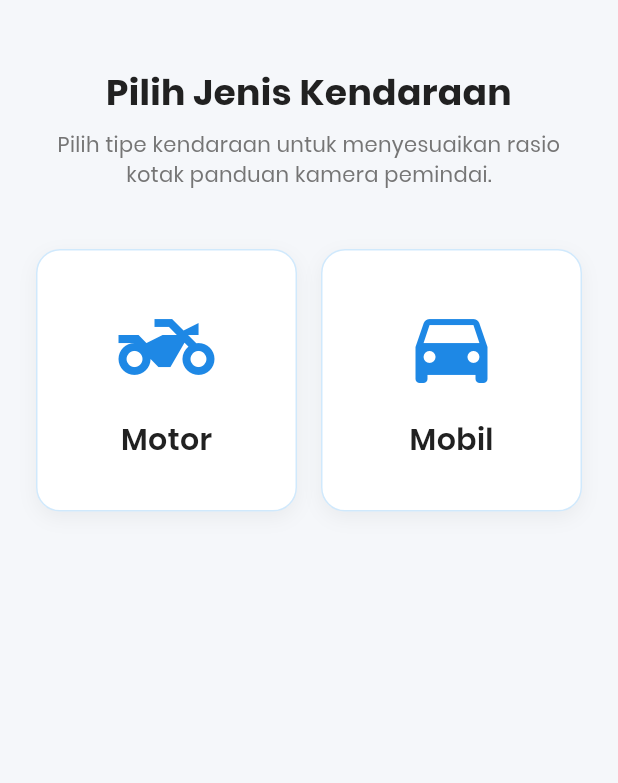
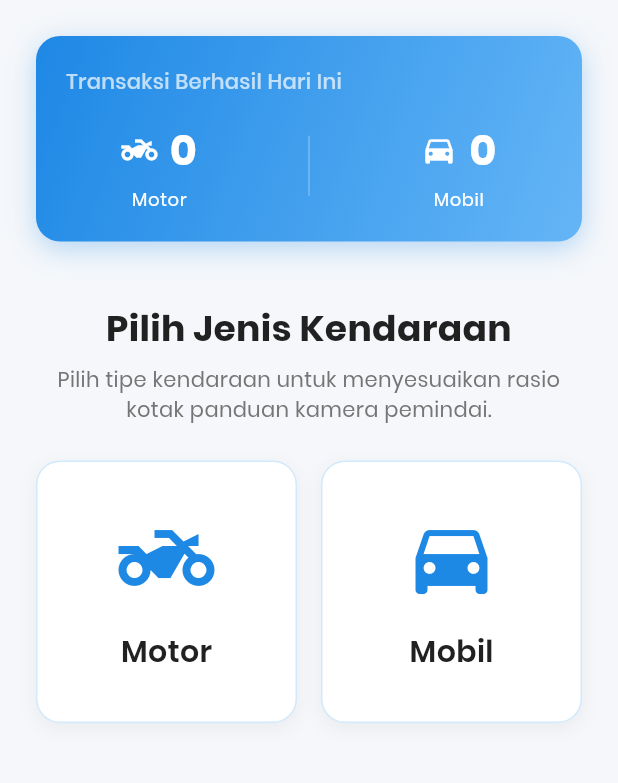
Before and after one commit to williamjohan/parkir-digital-bapenda, a Flutter app: the HomePage screen opened by its route, on a phone screen of 412 x 824 dp, the part 84-867 px from its top. Run offline on Flutter 3.47's test engine with Material 3 defaults, Android fonts, the phone set to English and light mode, and no system bars; our stand-ins replace camera, dartz, dio, equatable, flutter_bloc, flutter_dotenv and 7 more; missing offline and left inert: google_mlkit_text_recognition; accounts and stored records are empty.

Commit message:
feat : add new features to count how many vehicle today

```diff
--- a/lib/core/storage/database_helper.dart
+++ b/lib/core/storage/database_helper.dart
@@ -67,4 +67,35 @@
       whereArgs: [idTransaksi],
     );
   }
+
+  // 3. Fungsi Ambil total kendaraan
+  /// Mengambil total kendaraan (Motor & Mobil) yang sudah PAID HARI INI
+  Future<Map<String, int>> getDailyVehicleCount() async {
+    final db = await database;
+
+    // Ambil tanggal hari ini dalam format YYYY-MM-DD
+    final today = DateTime.now().toIso8601String().substring(0, 10);
+
+    // Query efisien: Kelompokkan dan hitung langsung di level Database
+    final List<Map<String, dynamic>> result = await db.rawQuery(
+      '''
+      SELECT kategori_kendaraan, COUNT(*) as total
+      FROM transactions
+      WHERE status = 'PAID' AND substr(waktu_transaksi, 1, 10) = ?
+      GROUP BY kategori_kendaraan
+    ''',
+      [today],
+    );
+
+    int motorCount = 0;
+    int mobilCount = 0;
+
+    for (var row in result) {
+      final kategori = row['kategori_kendaraan'].toString().toLowerCase();
+      if (kategori == 'motor') motorCount = row['total'] as int;
+      if (kategori == 'mobil') mobilCount = row['total'] as int;
+    }
+
+    return {'motor': motorCount, 'mobil': mobilCount};
+  }
 }
--- a/lib/features/home/persentation/cubit/home_cubit.dart
+++ b/lib/features/home/persentation/cubit/home_cubit.dart
@@ -2,6 +2,7 @@
 
 import 'package:flutter_bloc/flutter_bloc.dart';
 import 'package:injectable/injectable.dart';
+import '../../../../core/storage/database_helper.dart';
 import 'home_state.dart';
 import '../../../../core/utils/permission_utils.dart';
 
@@ -39,4 +40,19 @@
       },
     );
   }
+
+  /// Mengambil data terbaru dari SQLite dan memperbarui State
+  Future<void> loadDashboardData() async {
+    try {
+      final counts = await DatabaseHelper.instance.getDailyVehicleCount();
+      emit(
+        state.copyWith(
+          motorCount: counts['motor'] ?? 0,
+          mobilCount: counts['mobil'] ?? 0,
+        ),
+      );
+    } catch (e) {
+      // Logika error handling jika gagal akses DB lokal
+    }
+  }
 }
--- a/lib/features/home/persentation/cubit/home_state.dart
+++ b/lib/features/home/persentation/cubit/home_state.dart
@@ -8,17 +8,23 @@
   // Timestamp ini adalah "Hack" arsitektur yang elegan agar Listener selalu terpicu
   // setiap kali aksi ditekan, meskipun status permission-nya tidak berubah.
   final int? actionTimestamp;
+  final int motorCount;
+  final int mobilCount;
 
   const HomeState({
     this.permissionActionStatus,
     this.selectedVehicleForCapture,
     this.actionTimestamp,
+    this.motorCount = 0,
+    this.mobilCount = 0,
   });
 
   HomeState copyWith({
     CameraPermissionStatus? permissionActionStatus,
     String? selectedVehicleForCapture,
     int? actionTimestamp,
+    int? motorCount,
+    int? mobilCount,
   }) {
     return HomeState(
       permissionActionStatus:
@@ -26,6 +32,8 @@
       selectedVehicleForCapture:
           selectedVehicleForCapture ?? this.selectedVehicleForCapture,
       actionTimestamp: actionTimestamp ?? this.actionTimestamp,
+      motorCount: motorCount ?? this.motorCount,
+      mobilCount: mobilCount ?? this.mobilCount,
     );
   }
 
@@ -34,5 +42,7 @@
     permissionActionStatus,
     selectedVehicleForCapture,
     actionTimestamp,
+    mobilCount,
+    motorCount,
   ];
 }
--- a/lib/features/home/persentation/pages/home_page.dart
+++ b/lib/features/home/persentation/pages/home_page.dart
@@ -1,3 +1,5 @@
+// lib/features/home/presentation/pages/home_page.dart
+
 import 'package:flutter/material.dart';
 import 'package:flutter_bloc/flutter_bloc.dart';
 import 'package:go_router/go_router.dart';
@@ -10,8 +12,20 @@
 import '../cubit/home_cubit.dart';
 import '../cubit/home_state.dart';
 
-class HomePage extends StatelessWidget {
+class HomePage extends StatefulWidget {
   const HomePage({super.key});
+
+  @override
+  State<HomePage> createState() => _HomePageState();
+}
+
+class _HomePageState extends State<HomePage> {
+  @override
+  void initState() {
+    super.initState();
+    // Memuat data pertama kali saat Home dibuka
+    context.read<HomeCubit>().loadDashboardData();
+  }
 
   @override
   Widget build(BuildContext context) {
@@ -19,26 +33,29 @@
       listenWhen: (previous, current) =>
           previous.actionTimestamp != current.actionTimestamp,
       listener: (context, state) async {
-        // UI hanya bereaksi. Context di dalam sini SUDAH PASTI MOUNTED.
         switch (state.permissionActionStatus) {
           case CameraPermissionStatus.granted:
-            context.push(
-              '/capture/${state.selectedVehicleForCapture}',
-            ); // Sesuaikan AppRoutes
+            // [PERBAIKAN ARSITEKTUR UI]: Await push agar kita bisa menyuruh Cubit
+            // merefresh data SQLite TEPAT saat Jukir kembali dari halaman Capture/Payment.
+            await context.push('/capture/${state.selectedVehicleForCapture}');
+
+            if (context.mounted) {
+              context.read<HomeCubit>().loadDashboardData();
+            }
             break;
           case CameraPermissionStatus.permanentlyDenied:
             await PbPermissionDialog.show(
               context,
               title: 'Akses Kamera Diblokir',
               description:
-                  'Anda telah menolak akses kamera secara permanen. Mohon izinkan melalui Pengaturan HP agar bisa memotret plat nomor.',
+                  'Anda telah menolak akses kamera secara permanen. Mohon izinkan melalui Pengaturan HP.',
             );
             break;
           case CameraPermissionStatus.denied:
           case CameraPermissionStatus.error:
             PbStatusSnackbar.show(
               context,
-              message: 'Akses kamera dibutuhkan untuk memotret kendaraan.',
+              message: 'Akses kamera dibutuhkan.',
               isError: true,
             );
             break;
@@ -61,9 +78,23 @@
           body: Padding(
             padding: const EdgeInsets.all(24.0),
             child: Column(
-              crossAxisAlignment: CrossAxisAlignment.center,
+              crossAxisAlignment: CrossAxisAlignment.stretch,
               children: [
-                const SizedBox(height: 20),
+                // --- WIDGET DASHBOARD KENDARAAN ---
+                BlocBuilder<HomeCubit, HomeState>(
+                  buildWhen: (previous, current) =>
+                      previous.motorCount != current.motorCount ||
+                      previous.mobilCount != current.mobilCount,
+                  builder: (context, state) {
+                    return _DashboardWidget(
+                      motorCount: state.motorCount,
+                      mobilCount: state.mobilCount,
+                    );
+                  },
+                ),
+                const SizedBox(height: 40),
+
+                // --- BAGIAN PILIH KENDARAAN ---
                 const Text(
                   'Pilih Jenis Kendaraan',
                   style: AppTypography.heading1,
@@ -77,18 +108,16 @@
                   ),
                   textAlign: TextAlign.center,
                 ),
-                const SizedBox(height: 40),
+                const SizedBox(height: 24),
                 Row(
                   children: [
                     Expanded(
                       child: _VehicleCard(
                         title: 'Motor',
                         icon: Icons.two_wheeler,
-                        onTap: () {
-                          context.read<HomeCubit>().requestCameraAccess(
-                            'motor',
-                          );
-                        },
+                        onTap: () => context
+                            .read<HomeCubit>()
+                            .requestCameraAccess('motor'),
                       ),
                     ),
                     const SizedBox(width: 16),
@@ -96,11 +125,9 @@
                       child: _VehicleCard(
                         title: 'Mobil',
                         icon: Icons.directions_car,
-                        onTap: () {
-                          context.read<HomeCubit>().requestCameraAccess(
-                            'mobil',
-                          );
-                        },
+                        onTap: () => context
+                            .read<HomeCubit>()
+                            .requestCameraAccess('mobil'),
                       ),
                     ),
                   ],
@@ -114,6 +141,108 @@
   }
 }
 
+// Komponen Visual Dashboard
+class _DashboardWidget extends StatelessWidget {
+  final int motorCount;
+  final int mobilCount;
+
+  const _DashboardWidget({required this.motorCount, required this.mobilCount});
+
+  @override
+  Widget build(BuildContext context) {
+    return Container(
+      padding: const EdgeInsets.all(20),
+      decoration: BoxDecoration(
+        gradient: LinearGradient(
+          colors: [AppColors.primary, AppColors.primaryLight],
+          begin: Alignment.topLeft,
+          end: Alignment.bottomRight,
+        ),
+        borderRadius: BorderRadius.circular(16),
+        boxShadow: [
+          BoxShadow(
+            color: AppColors.primary.withValues(alpha: 0.3),
+            blurRadius: 15,
+            offset: const Offset(0, 5),
+          ),
+        ],
+      ),
+      child: Column(
+        crossAxisAlignment: CrossAxisAlignment.start,
+        children: [
+          Text(
+            'Transaksi Berhasil Hari Ini',
+            style: AppTypography.bodyRegular.copyWith(
+              color: Colors.white70,
+              fontWeight: FontWeight.w500,
+            ),
+          ),
+          const SizedBox(height: 16),
+          Row(
+            mainAxisAlignment: MainAxisAlignment.spaceAround,
+            children: [
+              _StatItem(
+                icon: Icons.two_wheeler,
+                count: motorCount,
+                label: 'Motor',
+              ),
+              Container(
+                width: 1,
+                height: 40,
+                color: Colors.white.withValues(alpha: 0.3),
+              ),
+              _StatItem(
+                icon: Icons.directions_car,
+                count: mobilCount,
+                label: 'Mobil',
+              ),
+            ],
+          ),
+        ],
+      ),
+    );
+  }
+}
+
+class _StatItem extends StatelessWidget {
+  final IconData icon;
+  final int count;
+  final String label;
+
+  const _StatItem({
+    required this.icon,
+    required this.count,
+    required this.label,
+  });
+
+  @override
+  Widget build(BuildContext context) {
+    return Column(
+      children: [
+        Row(
+          children: [
+            Icon(icon, color: Colors.white, size: 24),
+            const SizedBox(width: 8),
+            Text(
+              count.toString(),
+              style: AppTypography.heading1.copyWith(
+                color: Colors.white,
+                fontSize: 28,
+              ),
+            ),
+          ],
+        ),
+        const SizedBox(height: 4),
+        Text(
+          label,
+          style: AppTypography.bodySmall.copyWith(color: Colors.white),
+        ),
+      ],
+    );
+  }
+}
+
+// ... (_VehicleCard tetap sama seperti sebelumnya) ...
 class _VehicleCard extends StatelessWidget {
   final String title;
   final IconData icon;
```
Also changed, not shown: lib/features/home/data/repositories/home_repository_impl.dart (added, +21 -0 lines), lib/features/home/domain/repositories/i_home_repository.dart (added, +7 -0 lines), lib/features/home/domain/usecases/get_daily_vehicle_count_usecase.dart (added, +15 -0 lines).
